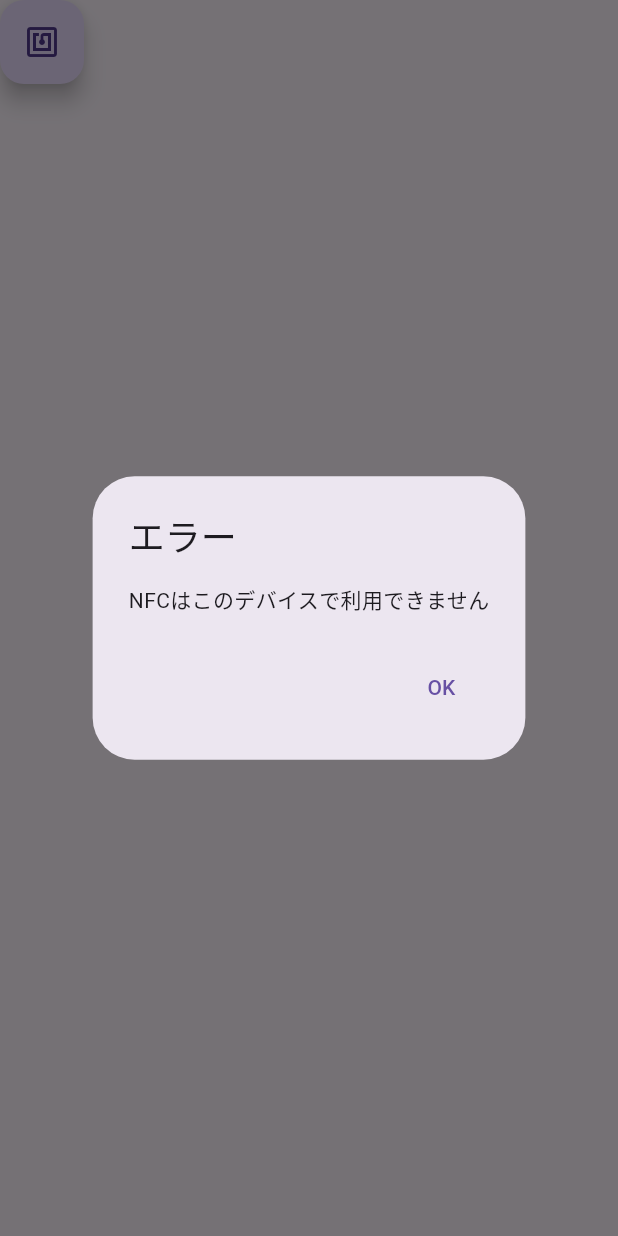
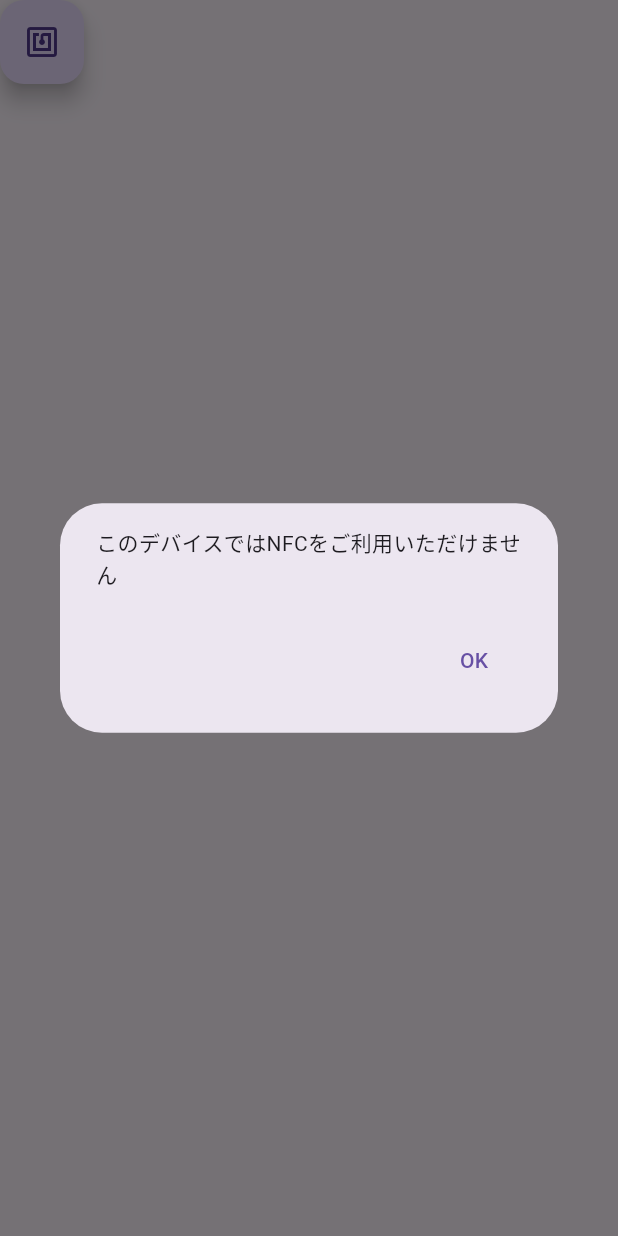
Before and after one commit to EDD2024-start/StamComm, a Flutter app: the NFCButton widget shown alone on an empty page, opened directly, after a tap on the "nfc" icon, on a phone screen of 412 x 824 dp. Run offline on Flutter 3.47's test engine with Material 3 defaults, Android fonts, the phone set to English and light mode, and no system bars; our stand-ins replace flutter_speed_dial, geolocator, google_maps_flutter, image_picker, sliding_up_panel, supabase_flutter; missing offline and left inert: google_maps_flutter_android, google_maps_flutter_platform_interface, nfc_manager, qr_code_scanner; accounts and stored records are empty.

Commit message:
fix: エラーの文言の修正

```diff
--- a/src/lib/component/nfc_button.dart
+++ b/src/lib/component/nfc_button.dart
@@ -31,7 +31,7 @@ class _NFCButtonState extends State<NFCButton> {
 
     final bool isNfcAvailable = await NfcManager.instance.isAvailable();
     if (!isNfcAvailable) {
-      if (mounted) _showErrorDialog('NFCはこのデバイスで利用できません');
+      if (mounted) _showErrorDialog('このデバイスではNFCをご利用いただけません');
       return;
     }
 
@@ -167,7 +167,6 @@ class _NFCButtonState extends State<NFCButton> {
       context: context,
       barrierDismissible: false,  // 追加：ダイアログ外タップでの閉じを防止
       builder: (context) => AlertDialog(
-        title: const Text('エラー'),
         content: Text(message),
         actions: [
           TextButton(
--- a/src/lib/component/qr_button.dart
+++ b/src/lib/component/qr_button.dart
@@ -48,7 +48,7 @@ class _QRButtonState extends State<QRButton> {
   // スキャンされたQRコードを処理
   Future<void> _processQRCode(String? code) async {
     if (code == null) {
-      await _showErrorDialog('QRコードの読み取りに失敗しました');
+      await _showErrorDialog('QRコードを読み取ることができませんでした');
       return;
     }
 
@@ -84,15 +84,15 @@ class _QRButtonState extends State<QRButton> {
           await _handleSuccessfulScan(event, id);
         } else {
           await controller?.pauseCamera();
-          await _showErrorDialog('現在位置とイベントの位置が遠すぎます');
+          await _showErrorDialog('スタンプの取得には、もう少し近づく必要があります');
         }
       } else {
-        await _showErrorDialog('対応するイベントが見つかりません');
+        await _showErrorDialog('このQRコードに対応するスタンプが見つかりませんでした');
       }
     } catch (e) {
       print('Error processing QR code: $e');
       await controller?.pauseCamera();
-      await _showErrorDialog('QRコードの処理中にエラーが発生しました: $e');
+      await _showErrorDialog('スタンプの取得ができませんでした。もう一度お試しください: $e');
     } finally {
       _isProcessing = false;
     }
@@ -110,7 +110,7 @@ class _QRButtonState extends State<QRButton> {
     await showDialog<void>(
       context: context,
       builder: (context) => AlertDialog(
-        title: const Text('エラー'),
+        title: const Text('お知らせ'),
         content: Text(message),
         actions: <Widget>[
           TextButton(
--- a/src/lib/utils/stamp_utils.dart
+++ b/src/lib/utils/stamp_utils.dart
@@ -248,8 +248,8 @@ Future<void> handleSuccessfulScan(
       showDialog(
         context: context,
         builder: (context) => AlertDialog(
-          title: const Text('エラー'),
-          content: const Text('スタンプの取得に失敗しました。'),
+          title: const Text('お知らせ'),
+          content: const Text('スタンプの取得ができませんでした。もう一度お試しください。'),
           actions: [
             TextButton(
               onPressed: () {
```
